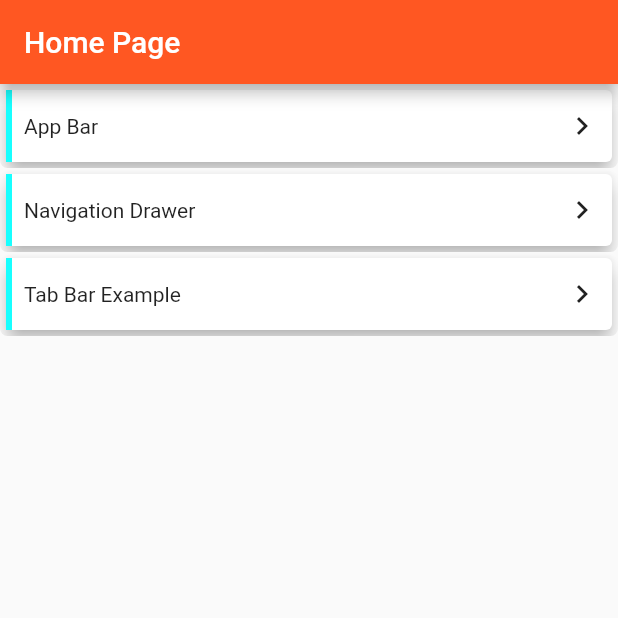
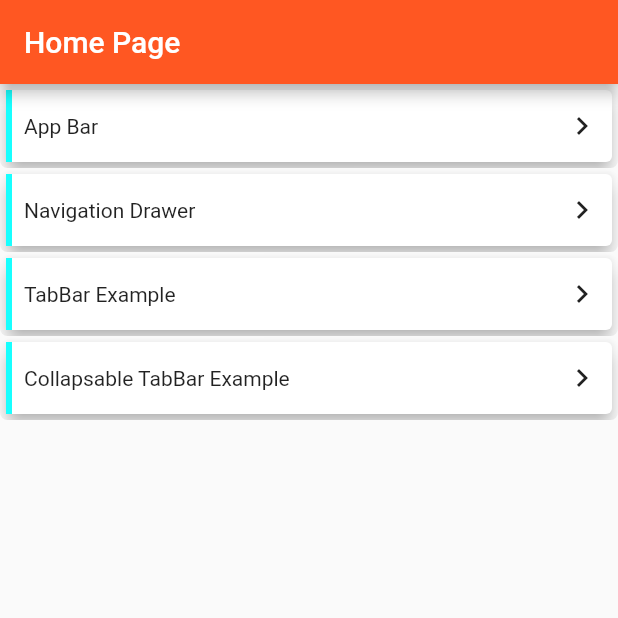
Before and after one commit to VlatkovicB/flutter_playground, a Flutter app: the screen it shows after launch, on a phone screen of 412 x 824 dp, the top half of it. Run offline on Flutter 3.47's test engine with Material 2 defaults, Android fonts, the phone set to English and light mode, and no system bars; Roboto replaces fonts that are missing (Roboto-Regular.ttf).

Commit message:
Done collapsable tabbar

```diff
--- /dev/null
+++ b/lib/imports.dart
@@ -0,0 +1,12 @@
+// CONSTANTS
+export 'constants.dart';
+
+// SCREENS
+export './screens/home_page.dart';
+export './screens/appbar_example.dart';
+export './screens/navigation_drawer_example.dart';
+export './screens/tab_bar_example.dart';
+export './screens/collapsable_toolbar_example.dart';
+
+// WIDGETS
+export './widgets/menu_button.dart';
--- a/lib/main.dart
+++ b/lib/main.dart
@@ -1,10 +1,6 @@
 import 'package:flutter/material.dart';
 
-import 'constants.dart';
-import './screens/home_page.dart';
-import './screens/appbar_example.dart';
-import './screens/navigation_drawer_example.dart';
-import './screens/tab_bar_example.dart';
+import 'imports.dart';
 
 void main() => runApp(MyApp());
 
@@ -22,6 +18,8 @@ class MyApp extends StatelessWidget {
         AppBarExample.routeName: (ctx) => AppBarExample(),
         NavigationDrawerExample.routeName: (ctx) => NavigationDrawerExample(),
         TabBarExample.routeName: (ctx) => TabBarExample(),
+        CollapsableToolbarExample.routeName: (ctx) =>
+            CollapsableToolbarExample(),
       },
     );
   }
--- a/lib/screens/home_page.dart
+++ b/lib/screens/home_page.dart
@@ -1,9 +1,6 @@
 import 'package:flutter/material.dart';
 
-import 'appbar_example.dart';
-import 'tab_bar_example.dart';
-import '../widgets/menu_button.dart';
-import 'navigation_drawer_example.dart';
+import '../imports.dart';
 
 class HomePage extends StatelessWidget {
   @override
@@ -24,7 +21,11 @@ class HomePage extends StatelessWidget {
           ),
           MenuButton(
             routeName: TabBarExample.routeName,
-            title: "Tab Bar Example",
+            title: "TabBar Example",
+          ),
+          MenuButton(
+            routeName: CollapsableToolbarExample.routeName,
+            title: "Collapsable TabBar Example",
           ),
         ],
       ),
```
Also changed, not shown: lib/screens/collapsable_toolbar_example.dart (added, +30 -0 lines).
